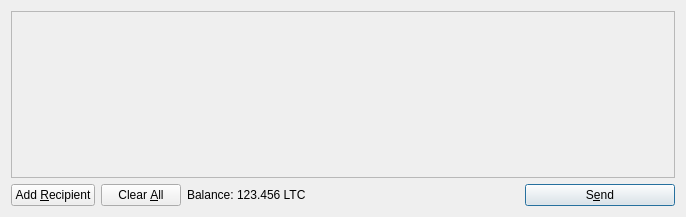
Qt form src/qt/forms/sendcoinsdialog.ui (moneycoin/moneycoin) before a commit.
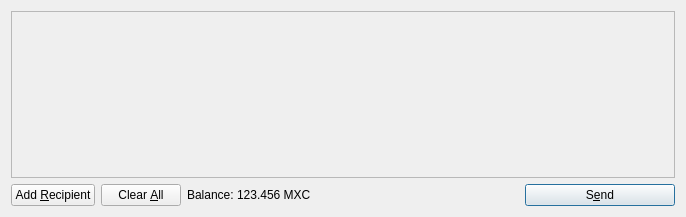
The same form after that commit. Icons and pictures are not drawn.

Patch:
```diff
--- a/src/qt/forms/sendcoinsdialog.ui
+++ b/src/qt/forms/sendcoinsdialog.ui
@@ -119,7 +119,7 @@
           <cursorShape>IBeamCursor</cursorShape>
          </property>
          <property name="text">
-          <string>123.456 LTC</string>
+          <string>123.456 MXC</string>
          </property>
          <property name="textInteractionFlags">
           <set>Qt::LinksAccessibleByMouse|Qt::TextSelectableByKeyboard|Qt::TextSelectableByMouse</set>
```
